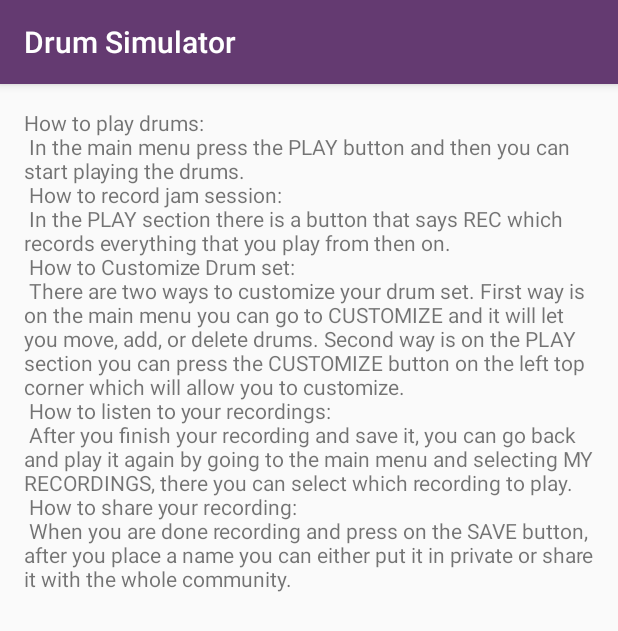
After one commit to paulzander321/TCSS450DrumProject, an Android app: the Documentation screen opened directly, with no data from a screen before it, on a phone screen of 412 x 824 dp. The commit adds this screen. Shown: the top 631 px of the screen. Run offline under Robolectric (Android 15) with nearby library versions, the phone set to English and light mode, and no system bars.

Commit message:
Documentation is done

```diff
--- a/app/src/main/AndroidManifest.xml
+++ b/app/src/main/AndroidManifest.xml
@@ -30,7 +30,8 @@
                 <category android:name="android.intent.category.LAUNCHER" />
             </intent-filter>
         </activity>
-        <activity android:name=".view.ViewRecordingsActivity"></activity>
+        <activity android:name=".view.ViewRecordingsActivity" />
+        <activity android:name=".Documentation"></activity>
     </application>
 
 </manifest>
--- /dev/null
+++ b/app/src/main/java/edu/uw/tacoma/zanderp/tcss450drumproject/Documentation.java
@@ -0,0 +1,13 @@
+package edu.uw.tacoma.zanderp.tcss450drumproject;
+
+import android.support.v7.app.AppCompatActivity;
+import android.os.Bundle;
+
+public class Documentation extends AppCompatActivity {
+
+    @Override
+    protected void onCreate(Bundle savedInstanceState) {
+        super.onCreate(savedInstanceState);
+        setContentView(R.layout.activity_documentation);
+    }
+}
--- a/app/src/main/java/edu/uw/tacoma/zanderp/tcss450drumproject/MainActivity.java
+++ b/app/src/main/java/edu/uw/tacoma/zanderp/tcss450drumproject/MainActivity.java
@@ -33,6 +33,11 @@ public class MainActivity extends AppCompatActivity {
     public boolean onCreateOptionsMenu(Menu menu) {
         getMenuInflater().inflate(R.menu.menu_main, menu);
         return true;
+    }
+
+    public void documentation(View view){
+        Intent documentation = new Intent(this, Documentation.class);
+        startActivity(documentation);
     }
 
     /**
--- /dev/null
+++ b/app/src/main/res/layout/activity_documentation.xml
@@ -0,0 +1,20 @@
+<?xml version="1.0" encoding="utf-8"?>
+<RelativeLayout xmlns:android="http://schemas.android.com/apk/res/android"
+    xmlns:tools="http://schemas.android.com/tools"
+    android:layout_width="match_parent"
+    android:layout_height="match_parent"
+    android:paddingBottom="@dimen/activity_vertical_margin"
+    android:paddingLeft="@dimen/activity_horizontal_margin"
+    android:paddingRight="@dimen/activity_horizontal_margin"
+    android:paddingTop="@dimen/activity_vertical_margin"
+    tools:context="edu.uw.tacoma.zanderp.tcss450drumproject.Documentation">
+
+    <TextView
+        android:layout_width="match_parent"
+        android:layout_height="match_parent"
+        android:text="@string/help"
+        android:id="@+id/textView"
+        android:layout_alignParentTop="true"
+        android:layout_alignParentLeft="true"
+        android:layout_alignParentStart="true" />
+</RelativeLayout>
--- a/app/src/main/res/layout/content_main.xml
+++ b/app/src/main/res/layout/content_main.xml
@@ -38,5 +38,6 @@
     <Button
         style="@style/MainScreenButton"
         android:text="@string/help_button"
-        android:id="@+id/help" />
+        android:id="@+id/help"
+        android:onClick="documentation"/>
 </LinearLayout>
--- a/app/src/main/res/values/strings.xml
+++ b/app/src/main/res/values/strings.xml
@@ -32,4 +32,15 @@
     <string name="explore_community">Community Creations</string>
     <string name="help_button">Documentation</string>
     <string name="delete_recording">Delete</string>
+    <string name="help">How to play drums:\n
+    In the main menu press the "PLAY" button and then you can start playing the drums.\n
+    How to record jam session:\n
+    In the "PLAY" section there is a button that says "REC" which records everything that you play from then on.\n
+    How to Customize Drum set:\n
+    There are two ways to customize your drum set. First way is on the main menu you can go to "CUSTOMIZE" and it will let you move, add, or delete drums. Second way is on the "PLAY" section you can press the "CUSTOMIZE" button on the left top corner which will allow you to customize.\n
+    How to listen to your recordings:\n
+    After you finish your recording and save it, you can go back and play it again by going to the main menu and selecting "MY RECORDINGS", there you can select which recording to play.\n
+    How to share your recording:\n
+    When you are done recording and press on the "SAVE" button, after you place a name you can either put it in private or share it with the whole community.\n
+    </string>
 </resources>
```
